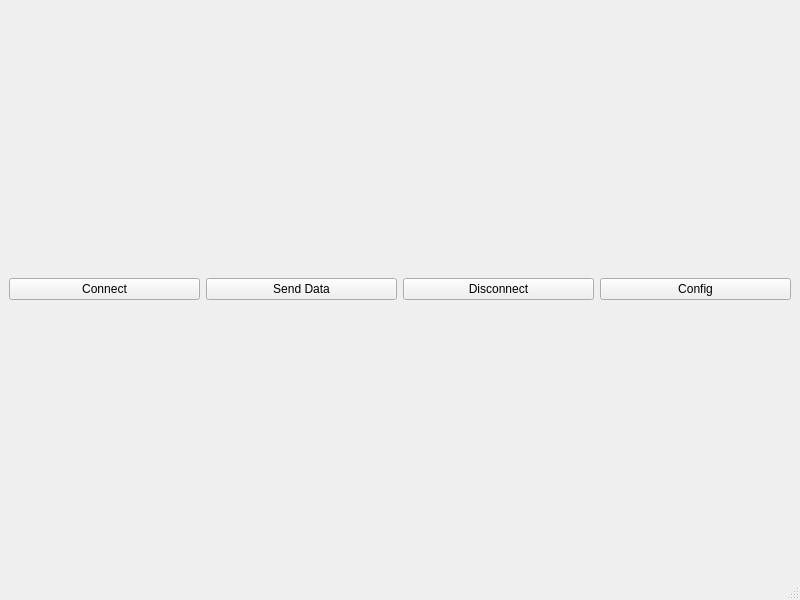
This is mainwindow.ui in YoakamWang/QT-catch-serial-data-pulse- as Qt 5 draws it before an edit. The edited form follows.
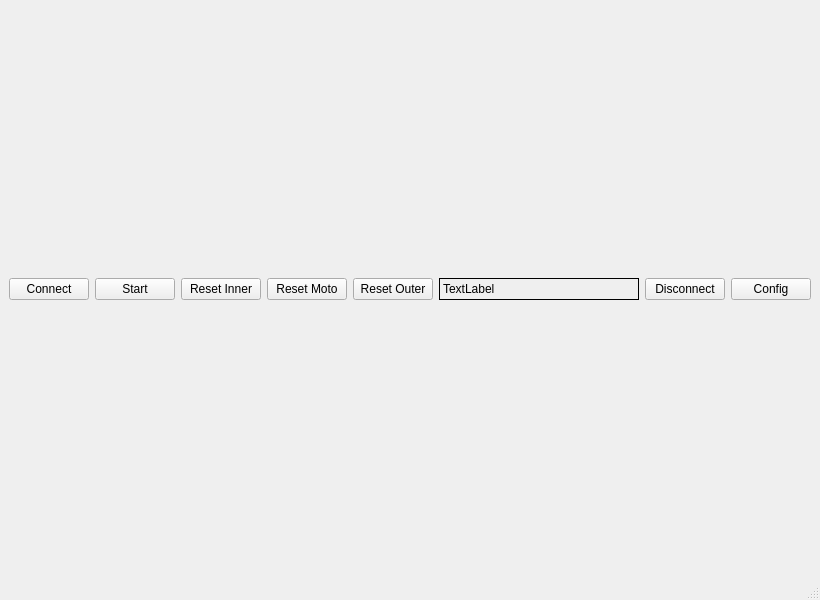
This is the edited form.

Commit message: update reset buttons

```diff
--- a/mainwindow.ui
+++ b/mainwindow.ui
@@ -27,7 +27,50 @@
       <item>
        <widget class="QPushButton" name="writeButton">
         <property name="text">
-         <string>Send Data</string>
+         <string>Start</string>
+        </property>
+       </widget>
+      </item>
+      <item>
+       <widget class="QPushButton" name="clearInnerButton">
+        <property name="text">
+         <string>Reset Inner</string>
+        </property>
+       </widget>
+      </item>
+      <item>
+       <widget class="QPushButton" name="clearmotoButton">
+        <property name="text">
+         <string>Reset Moto</string>
+        </property>
+       </widget>
+      </item>
+      <item>
+       <widget class="QPushButton" name="clearouterButton">
+        <property name="text">
+         <string>Reset Outer</string>
+        </property>
+       </widget>
+      </item>
+      <item>
+       <widget class="QLabel" name="resetlabel">
+        <property name="sizePolicy">
+         <sizepolicy hsizetype="Preferred" vsizetype="Preferred">
+          <horstretch>0</horstretch>
+          <verstretch>0</verstretch>
+         </sizepolicy>
+        </property>
+        <property name="minimumSize">
+         <size>
+          <width>200</width>
+          <height>0</height>
+         </size>
+        </property>
+        <property name="styleSheet">
+         <string notr="true">border: 1px solid black</string>
+        </property>
+        <property name="text">
+         <string>TextLabel</string>
         </property>
        </widget>
       </item>
```
Left out of the diff: 2 changed lines with no effect on the pictures. The commit also changes 4 other files.
